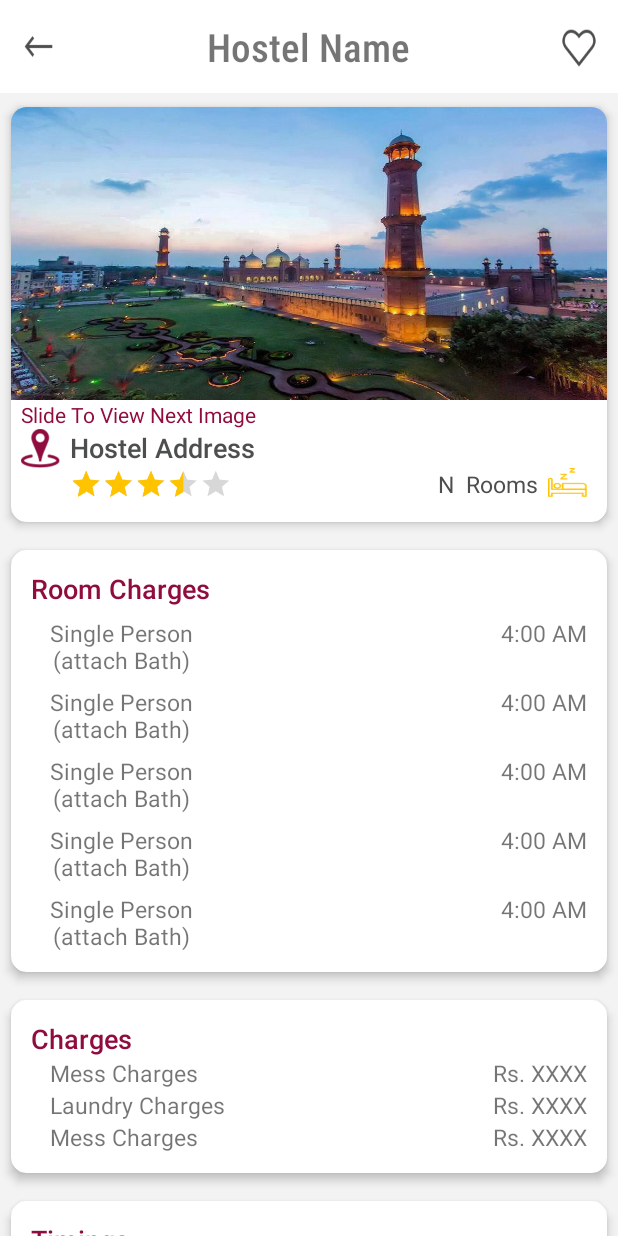
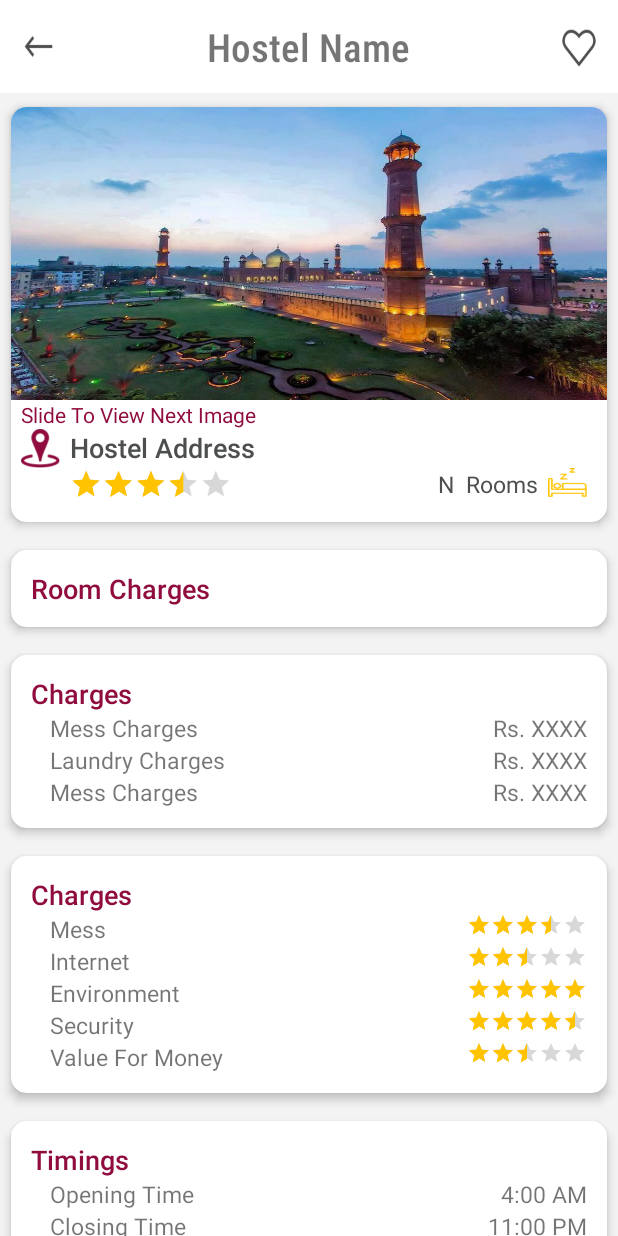
Before and after one commit to hamayon321/HostelWorld, an Android app: the screen it shows after launch (HostelProfileHostelite), on a phone screen of 412 x 824 dp. Run offline under Robolectric (Android 15) with nearby library versions, the phone set to English and light mode, and no system bars; our stand-ins replace sdp/ssp sizes.

```diff
--- a/app/src/main/res/layout/activity_hostel_profile_hostelite.xml
+++ b/app/src/main/res/layout/activity_hostel_profile_hostelite.xml
@@ -208,201 +208,6 @@
                         android:fontFamily="@string/cvMainHeading_font"
                         android:textSize="@dimen/cv_mainHeading"
                         android:textColor="@color/colorApp"/>
-                    //Single bath
-                    <LinearLayout
-                        android:layout_marginTop="@dimen/_5sdp"
-                        android:layout_width="match_parent"
-                        android:layout_height="wrap_content"
-                        android:orientation="vertical"
-                        android:paddingRight="@dimen/cv_MainHeadingmarginLeft"
-                        android:layout_marginLeft="@dimen/_20sdp"
-                        >
-
-                        //Opening Time
-                        <RelativeLayout
-                            android:layout_width="match_parent"
-                            android:layout_height="wrap_content"
-                            >
-
-                            <TextView
-
-                                android:layout_width="wrap_content"
-                                android:lines="2"
-                                android:layout_height="wrap_content"
-                                android:gravity="center"
-                                android:textSize="@dimen/cv_textSmall_size"
-                                android:text="Single Person\n(attach Bath)"/>
-
-                            <TextView
-                                android:textSize="@dimen/cv_textSmall_size"
-                                android:layout_width="wrap_content"
-                                android:layout_height="wrap_content"
-                                android:text="4:00 AM"
-                                android:layout_alignParentRight="true"/>
-
-                        </RelativeLayout>
-
-
-
-
-
-                    </LinearLayout>
-                    //Single No bath
-                    <LinearLayout
-                        android:layout_marginTop="@dimen/_5sdp"
-                        android:layout_width="match_parent"
-                        android:layout_height="wrap_content"
-                        android:orientation="vertical"
-                        android:paddingRight="@dimen/cv_MainHeadingmarginLeft"
-                        android:layout_marginLeft="@dimen/_20sdp"
-                        >
-
-                        //Opening Time
-                        <RelativeLayout
-                            android:layout_width="match_parent"
-                            android:layout_height="wrap_content"
-                            >
-
-                            <TextView
-
-                                android:layout_width="wrap_content"
-                                android:lines="2"
-                                android:layout_height="wrap_content"
-                                android:gravity="center"
-                                android:textSize="@dimen/cv_textSmall_size"
-                                android:text="Single Person\n(attach Bath)"/>
-
-                            <TextView
-                                android:textSize="@dimen/cv_textSmall_size"
-                                android:layout_width="wrap_content"
-                                android:layout_height="wrap_content"
-                                android:text="4:00 AM"
-                                android:layout_alignParentRight="true"/>
-
-                        </RelativeLayout>
-
-
-
-
-
-                    </LinearLayout>
-                    //2Person Bath
-                    <LinearLayout
-                        android:layout_marginTop="@dimen/_5sdp"
-                        android:layout_width="match_parent"
-                        android:layout_height="wrap_content"
-                        android:orientation="vertical"
-                        android:paddingRight="@dimen/cv_MainHeadingmarginLeft"
-                        android:layout_marginLeft="@dimen/_20sdp"
-                        >
-
-                        //Opening Time
-                        <RelativeLayout
-                            android:layout_width="match_parent"
-                            android:layout_height="wrap_content"
-                            >
-
-                            <TextView
-
-                                android:layout_width="wrap_content"
-                                android:lines="2"
-                                android:layout_height="wrap_content"
-                                android:gravity="center"
-                                android:textSize="@dimen/cv_textSmall_size"
-                                android:text="Single Person\n(attach Bath)"/>
-
-                            <TextView
-                                android:textSize="@dimen/cv_textSmall_size"
-                                android:layout_width="wrap_content"
-                                android:layout_height="wrap_content"
-                                android:text="4:00 AM"
-                                android:layout_alignParentRight="true"/>
-
-                        </RelativeLayout>
-
-
-
-
-
-                    </LinearLayout>
-                    //2Person No Bath
-                    <LinearLayout
-                        android:layout_marginTop="@dimen/_5sdp"
-                        android:layout_width="match_parent"
-                        android:layout_height="wrap_content"
-                        android:orientation="vertical"
-                        android:paddingRight="@dimen/cv_MainHeadingmarginLeft"
-                        android:layout_marginLeft="@dimen/_20sdp"
-                        >
-
-                        //Opening Time
-                        <RelativeLayout
-                            android:layout_width="match_parent"
-                            android:layout_height="wrap_content"
-                            >
-
-                            <TextView
-
-                                android:layout_width="wrap_content"
-                                android:lines="2"
-                                android:layout_height="wrap_content"
-                                android:gravity="center"
-                                android:textSize="@dimen/cv_textSmall_size"
-                                android:text="Single Person\n(attach Bath)"/>
-
-                            <TextView
-                                android:textSize="@dimen/cv_textSmall_size"
-                                android:layout_width="wrap_content"
-                                android:layout_height="wrap_content"
-                                android:text="4:00 AM"
-                                android:layout_alignParentRight="true"/>
-
-                        </RelativeLayout>
-
-
-
-
-
-                    </LinearLayout>
-                    //3Person Bath
-                    <LinearLayout
-                        android:layout_marginTop="@dimen/_5sdp"
-                        android:layout_width="match_parent"
-                        android:layout_height="wrap_content"
-                        android:orientation="vertical"
-                        android:paddingRight="@dimen/cv_MainHeadingmarginLeft"
-                        android:layout_marginLeft="@dimen/_20sdp"
-                        >
-
-                        //Opening Time
-                        <RelativeLayout
-                            android:layout_width="match_parent"
-                            android:layout_height="wrap_content"
-                            >
-
-                            <TextView
-
-                                android:layout_width="wrap_content"
-                                android:lines="2"
-                                android:layout_height="wrap_content"
-                                android:gravity="center"
-                                android:textSize="@dimen/cv_textSmall_size"
-                                android:text="Single Person\n(attach Bath)"/>
-
-                            <TextView
-                                android:textSize="@dimen/cv_textSmall_size"
-                                android:layout_width="wrap_content"
-                                android:layout_height="wrap_content"
-                                android:text="4:00 AM"
-                                android:layout_alignParentRight="true"/>
-
-                        </RelativeLayout>
-
-
-
-
-
-                    </LinearLayout>
 
 
                 </LinearLayout>
@@ -511,6 +316,180 @@
                                 android:layout_alignParentRight="true"/>
 
                         </RelativeLayout>
+
+
+                    </LinearLayout>
+
+
+                </LinearLayout>
+
+            </androidx.cardview.widget.CardView>
+
+            //5th Ratings
+            <androidx.cardview.widget.CardView
+                android:layout_width="match_parent"
+                android:layout_height="wrap_content"
+                app:cardCornerRadius="@dimen/_8sdp"
+                app:cardElevation="@dimen/_3sdp"
+                app:cardUseCompatPadding="true"
+
+                >
+
+                <LinearLayout
+                    android:layout_width="match_parent"
+                    android:layout_height="wrap_content"
+                    android:paddingTop="@dimen/_10sdp"
+                    android:paddingBottom="@dimen/_10sdp"
+                    android:orientation="vertical">
+
+                    <TextView
+                        android:layout_marginLeft="@dimen/cv_MainHeadingmarginLeft"
+                        android:layout_width="wrap_content"
+                        android:layout_height="wrap_content"
+                        android:text="Charges"
+                        android:fontFamily="@string/cvMainHeading_font"
+                        android:textSize="@dimen/cv_mainHeading"
+                        android:textColor="@color/colorApp"/>
+
+                    <LinearLayout
+                        android:layout_width="match_parent"
+                        android:layout_height="wrap_content"
+                        android:orientation="vertical"
+                        android:paddingRight="@dimen/cv_MainHeadingmarginLeft"
+                        android:layout_marginLeft="@dimen/_20sdp"
+                        >
+
+                        //Mess
+                        <RelativeLayout
+                            android:layout_width="match_parent"
+                            android:layout_height="wrap_content"
+                            >
+
+                            <TextView
+
+                                android:layout_width="wrap_content"
+                                android:layout_height="wrap_content"
+                                android:textSize="@dimen/cv_textSmall_size"
+                                android:text="Mess"/>
+
+                            <RatingBar
+                                android:layout_alignParentRight="true"
+                                style="?android:attr/ratingBarStyleSmall"
+                                android:layout_width="wrap_content"
+                                android:layout_height="wrap_content"
+                                android:isIndicator="true"
+                                android:numStars="5"
+                                android:max="5"
+                                android:rating="3.5"
+                                android:transformPivotX="0dp"
+                                android:transformPivotY="0dp" />
+
+                        </RelativeLayout>
+
+                        <RelativeLayout
+                            android:layout_width="match_parent"
+                            android:layout_height="wrap_content"
+                            >
+
+                            <TextView
+
+                                android:layout_width="wrap_content"
+                                android:layout_height="wrap_content"
+                                android:textSize="@dimen/cv_textSmall_size"
+                                android:text="Internet"/>
+
+                            <RatingBar
+                                android:layout_alignParentRight="true"
+                                style="?android:attr/ratingBarStyleSmall"
+                                android:layout_width="wrap_content"
+                                android:layout_height="wrap_content"
+                                android:isIndicator="true"
+                                android:numStars="5"
+                                android:max="5"
+                                android:rating="2.5"
+                                android:transformPivotX="0dp"
+                                android:transformPivotY="0dp" />
+
+                        </RelativeLayout>
+
+                        <RelativeLayout
+                            android:layout_width="match_parent"
+                            android:layout_height="wrap_content"
+                            >
+
+                            <TextView
+
+                                android:layout_width="wrap_content"
+                                android:layout_height="wrap_content"
+                                android:textSize="@dimen/cv_textSmall_size"
+                                android:text="Environment"/>
+
+                            <RatingBar
+                                android:layout_alignParentRight="true"
+                                style="?android:attr/ratingBarStyleSmall"
+                                android:layout_width="wrap_content"
+                                android:layout_height="wrap_content"
+                                android:isIndicator="true"
+                                android:numStars="5"
+                                android:max="5"
+                                android:rating="5"
+                                android:transformPivotX="0dp"
+                                android:transformPivotY="0dp" />
+
+                        </RelativeLayout>
+
+                        <RelativeLayout
+                            android:layout_width="match_parent"
+                            android:layout_height="wrap_content"
+                            >
+
+                            <TextView
+
+                                android:layout_width="wrap_content"
+                                android:layout_height="wrap_content"
+                                android:textSize="@dimen/cv_textSmall_size"
+                                android:text="Security"/>
+
+                            <RatingBar
+                                android:layout_alignParentRight="true"
+                                style="?android:attr/ratingBarStyleSmall"
+                                android:layout_width="wrap_content"
+                                android:layout_height="wrap_content"
+                                android:isIndicator="true"
+                                android:numStars="5"
+                                android:max="5"
+                                android:rating="4.5"
+                                android:transformPivotX="0dp"
+                                android:transformPivotY="0dp" />
+
+                        </RelativeLayout>
+
+                        <RelativeLayout
+                            android:layout_width="match_parent"
+                            android:layout_height="wrap_content"
+                            >
+
+                            <TextView
+
+                                android:layout_width="wrap_content"
+                                android:layout_height="wrap_content"
+                                android:textSize="@dimen/cv_textSmall_size"
+                                android:text="Value For Money"/>
+
+                            <RatingBar
+                                android:layout_alignParentRight="true"
+                                style="?android:attr/ratingBarStyleSmall"
+                                android:layout_width="wrap_content"
+                                android:layout_height="wrap_content"
+                                android:isIndicator="true"
+                                android:numStars="5"
+                                android:max="5"
+                                android:rating="2.5"
+                                android:transformPivotX="0dp"
+                                android:transformPivotY="0dp" />
+
+                        </RelativeLayout>
+
 
 
                     </LinearLayout>
--- /dev/null
+++ b/app/src/main/res/layout/room_cost_layout.xml
@@ -0,0 +1,63 @@
+<?xml version="1.0" encoding="utf-8"?>
+<LinearLayout xmlns:android="http://schemas.android.com/apk/res/android"
+    android:orientation="vertical" android:layout_width="match_parent"
+    android:layout_height="match_parent">
+
+    <LinearLayout
+        android:layout_marginTop="@dimen/_5sdp"
+        android:layout_width="match_parent"
+        android:layout_height="wrap_content"
+        android:orientation="vertical"
+        android:paddingRight="@dimen/cv_MainHeadingmarginLeft"
+        android:layout_marginLeft="@dimen/_20sdp"
+        >
+
+        <RelativeLayout
+            android:layout_width="match_parent"
+            android:layout_height="wrap_content"
+            >
+
+            <LinearLayout
+                android:layout_width="wrap_content"
+                android:layout_height="wrap_content"
+                android:orientation="vertical">
+
+            <TextView
+                android:id="@+id/roomName_layout"
+                android:layout_width="wrap_content"
+                android:layout_height="wrap_content"
+                android:gravity="center"
+                android:textSize="@dimen/cv_textSmall_size"
+                android:text="Single Person"/>
+
+                <TextView
+                    android:id="@+id/roomBath_layout"
+                    android:layout_gravity="center"
+                    android:layout_width="wrap_content"
+                    android:layout_height="wrap_content"
+                    android:gravity="center"
+                    android:textSize="@dimen/cv_textExtraSmall_size"
+                    android:text="Single Person"/>
+
+
+            </LinearLayout>
+
+            <TextView
+                android:id="@+id/roomCost_layout"
+                android:textSize="@dimen/cv_textSmall_size"
+                android:layout_width="wrap_content"
+                android:layout_height="wrap_content"
+                android:text="Rs. XXXX"
+                android:layout_alignParentRight="true"/>
+
+        </RelativeLayout>
+
+
+
+
+
+    </LinearLayout>
+
+
+
+</LinearLayout>
--- a/app/src/main/res/values/dimens.xml
+++ b/app/src/main/res/values/dimens.xml
@@ -9,6 +9,7 @@
     <dimen name="cv_mainHeading">@dimen/_14sdp</dimen>
     <dimen name="imgBack_height">@dimen/_25sdp</dimen>
     <dimen name="cv_textSmall_size">@dimen/_12sdp</dimen>
+    <dimen name="cv_textExtraSmall_size">@dimen/_9sdp</dimen>
 
 
 </resources>
```
